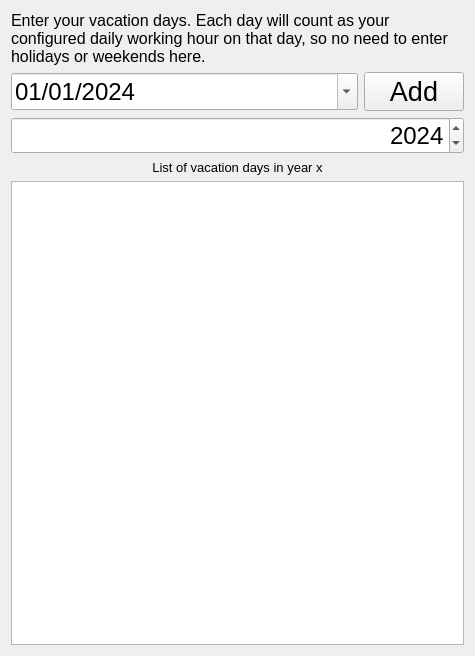
This is ui/vacation_window.ui in AndreWohnsland/TimeTracker as Qt 5 draws it before an edit. The edited form follows.
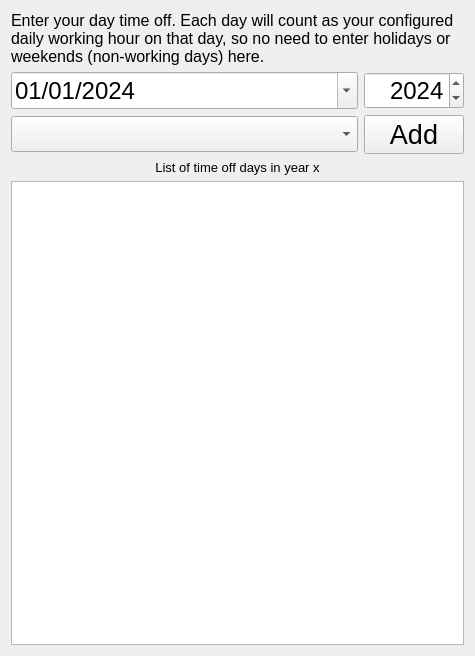
This is the edited form.

Commit message: switch vacation to time off with reason

```diff
--- a/ui/vacation_window.ui
+++ b/ui/vacation_window.ui
@@ -11,7 +11,7 @@
    </rect>
   </property>
   <property name="windowTitle">
-   <string>Manage your vacation days</string>
+   <string>Manage your Time Off</string>
   </property>
   <layout class="QVBoxLayout" name="verticalLayout">
    <item>
@@ -22,7 +22,7 @@
       </font>
      </property>
      <property name="text">
-      <string>&lt;html&gt;&lt;head/&gt;&lt;body&gt;&lt;p&gt;Enter your vacation days. Each day will count as your configured daily working hour on that day, so no need to enter holidays or weekends here.&lt;/p&gt;&lt;/body&gt;&lt;/html&gt;</string>
+      <string>&lt;html&gt;&lt;head/&gt;&lt;body&gt;&lt;p&gt;Enter your day time off. Each day will count as your configured daily working hour on that day, so no need to enter holidays or weekends (non-working days) here.&lt;/p&gt;&lt;/body&gt;&lt;/html&gt;</string>
      </property>
      <property name="wordWrap">
       <bool>true</bool>
@@ -30,8 +30,23 @@
     </widget>
    </item>
    <item>
-    <layout class="QHBoxLayout" name="horizontalLayout">
+    <layout class="QHBoxLayout" name="horizontalLayout"/>
+   </item>
      <item>
+    <layout class="QGridLayout" name="gridLayout">
+     <item row="1" column="0">
+      <widget class="QComboBox" name="select_reason">
+       <property name="font">
+        <font>
+         <pointsize>18</pointsize>
+        </font>
+       </property>
+       <property name="placeholderText">
+        <string>Select Reason</string>
+       </property>
+      </widget>
+     </item>
+     <item row="0" column="0">
       <widget class="QDateEdit" name="date_edit">
        <property name="font">
         <font>
@@ -66,7 +81,7 @@
        </property>
       </widget>
      </item>
-     <item>
+     <item row="1" column="1">
       <widget class="QPushButton" name="save_button">
        <property name="maximumSize">
         <size>
@@ -84,10 +99,14 @@
        </property>
       </widget>
      </item>
-    </layout>
-   </item>
-   <item>
+     <item row="0" column="1">
     <widget class="QSpinBox" name="year_select">
+       <property name="maximumSize">
+        <size>
+         <width>100</width>
+         <height>16777215</height>
+        </size>
+       </property>
      <property name="font">
       <font>
        <pointsize>18</pointsize>
@@ -107,6 +126,8 @@
      </property>
     </widget>
    </item>
+    </layout>
+   </item>
    <item>
     <widget class="QLabel" name="label_list_view">
      <property name="font">
@@ -115,7 +136,7 @@
       </font>
      </property>
      <property name="text">
-      <string>List of vacation days in year x</string>
+      <string>List of time off days in year x</string>
      </property>
      <property name="alignment">
       <set>Qt::AlignCenter</set>
@@ -142,7 +163,7 @@
         <x>0</x>
         <y>0</y>
         <width>457</width>
-        <height>463</height>
+        <height>442</height>
        </rect>
       </property>
       <layout class="QVBoxLayout" name="verticalLayout_3">
```
Lines whose indentation alone changed are shown as unchanged. The commit also changes 15 other files.
